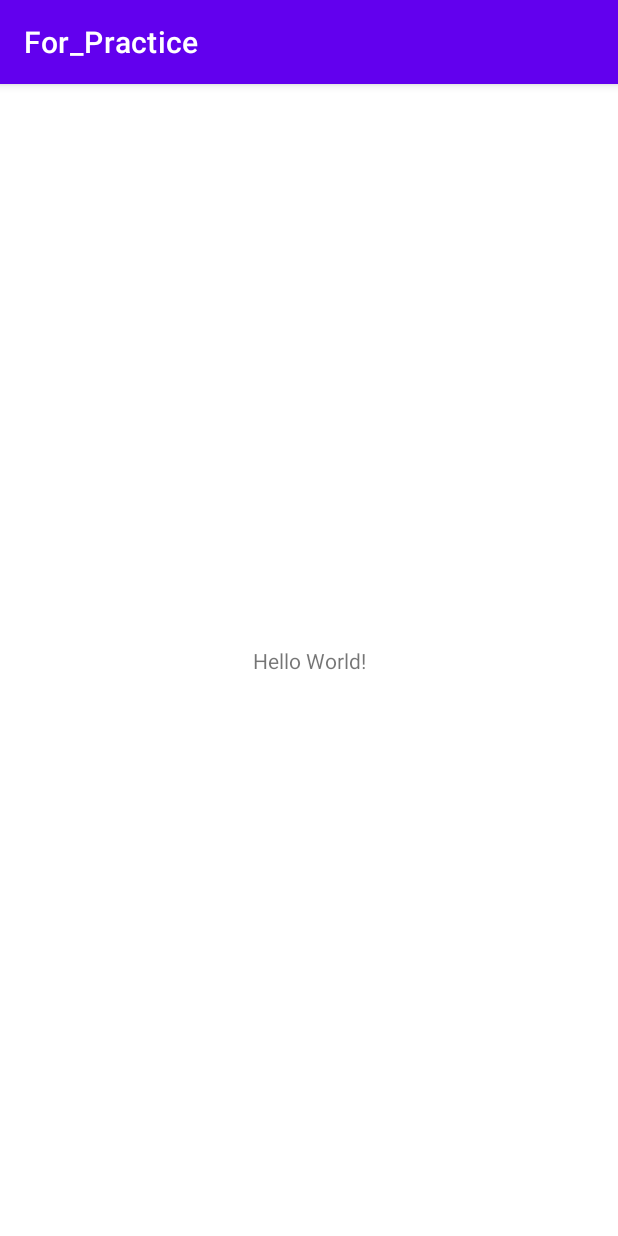
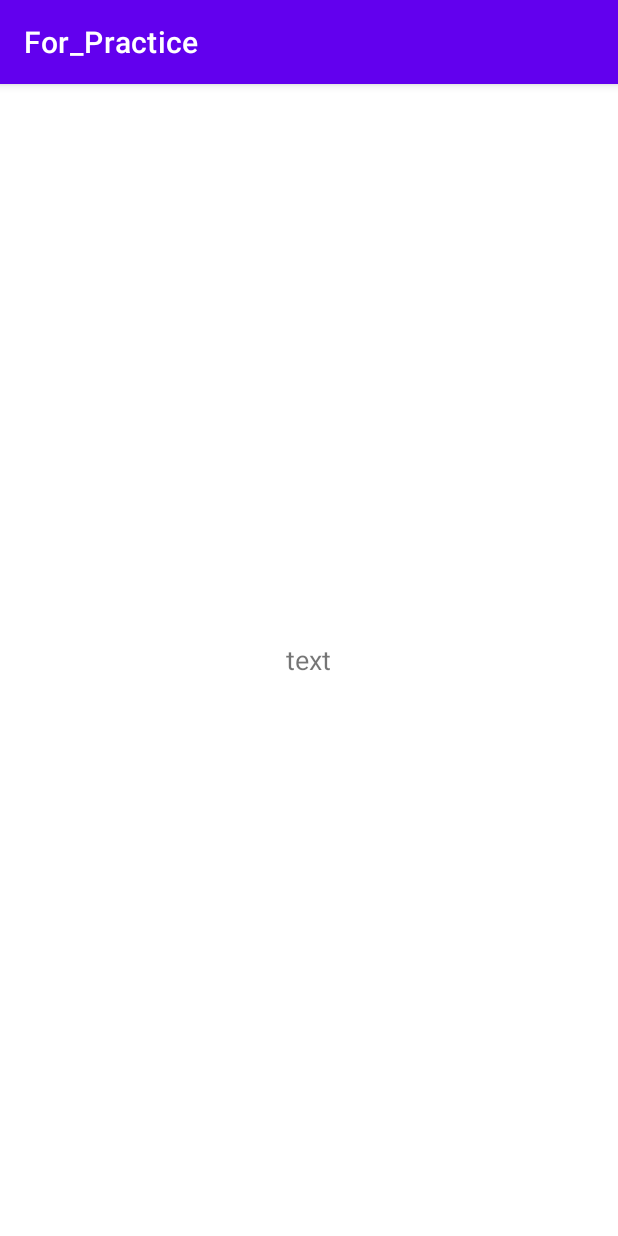
Before and after one commit to krymov-d/For_Practice, an Android app: the screen it shows after launch (MainActivity), on a phone screen of 412 x 824 dp. Run offline under Robolectric (Android 15) with nearby library versions, the phone set to English and light mode, and no system bars.

Commit message:
ViewPager Practice 1

```diff
--- a/app/build.gradle
+++ b/app/build.gradle
@@ -5,7 +5,7 @@ plugins {
 
 android {
     namespace 'kz.kd.for_practice'
-    compileSdk 32
+    compileSdk 33
 
     defaultConfig {
         applicationId "kz.kd.for_practice"
@@ -38,7 +38,10 @@ dependencies {
     implementation 'androidx.appcompat:appcompat:1.5.1'
     implementation 'com.google.android.material:material:1.7.0'
     implementation 'androidx.constraintlayout:constraintlayout:2.1.4'
+    implementation 'androidx.core:core-ktx:+'
     testImplementation 'junit:junit:4.13.2'
     androidTestImplementation 'androidx.test.ext:junit:1.1.5'
     androidTestImplementation 'androidx.test.espresso:espresso-core:3.5.1'
+    implementation 'androidx.viewpager:viewpager:1.0.0'
+    implementation "androidx.viewpager2:viewpager2:1.0.0"
 }
--- a/app/src/main/java/kz/kd/for_practice/MainActivity.kt
+++ b/app/src/main/java/kz/kd/for_practice/MainActivity.kt
@@ -1,11 +1,48 @@
 package kz.kd.for_practice
 
+import android.os.Bundle
+import android.util.Log
+import android.widget.Toast
 import androidx.appcompat.app.AppCompatActivity
-import android.os.Bundle
+import androidx.viewpager.widget.ViewPager
 
 class MainActivity : AppCompatActivity() {
+
+    private lateinit var viewPager: ViewPager
     override fun onCreate(savedInstanceState: Bundle?) {
         super.onCreate(savedInstanceState)
         setContentView(R.layout.activity_main)
+
+        viewPager = findViewById(R.id.viewpager)
+        val adapter = MyPagerAdapter()
+
+        viewPager.offscreenPageLimit = 1
+        viewPager.currentItem = 2
+        viewPager.adapter = adapter
+        viewPager.addOnPageChangeListener(object : ViewPager.OnPageChangeListener {
+            override fun onPageScrolled(
+                position: Int,
+                positionOffset: Float,
+                positionOffsetPixels: Int
+            ) {
+                Log.d("App", "onPageScrolled: position=$position, " +
+                        "positionOffset=$positionOffset, " +
+                        "positionOffsetPixels=$positionOffsetPixels")
+            }
+
+            override fun onPageSelected(position: Int) {
+                Log.d("App", "onPageSelected: $position")
+                Toast.makeText(this@MainActivity, "onPageSelected: $position", Toast.LENGTH_SHORT).show()
+            }
+
+            override fun onPageScrollStateChanged(state: Int) {
+                Log.d("App", "onPageScrollStateChanged: $state")
+            }
+        })
+    }
+
+    override fun onDestroy() {
+            viewPager.clearOnPageChangeListeners()
+            super.onDestroy()
     }
 }
--- /dev/null
+++ b/app/src/main/java/kz/kd/for_practice/MyPagerAdapter.kt
@@ -0,0 +1,37 @@
+package kz.kd.for_practice
+
+import android.view.LayoutInflater
+import android.view.View
+import android.view.ViewGroup
+import androidx.viewpager.widget.PagerAdapter
+
+class MyPagerAdapter: PagerAdapter() {
+
+    private val layouts = listOf(
+        R.layout.viewpager1_text,
+        R.layout.viewpager1_button
+    )
+
+    override fun instantiateItem(container: ViewGroup, position: Int): Any {
+        val inflater = LayoutInflater.from(container.context)
+        val layout = inflater.inflate(layouts[position], container, false) as ViewGroup
+        container.addView(layout)
+        return layout
+    }
+
+    override fun destroyItem(container: ViewGroup, position: Int, `object`: Any) {
+        container.removeView(`object` as View?)
+    }
+
+    override fun getCount(): Int {
+        return layouts.size
+    }
+
+    override fun isViewFromObject(view: View, `object`: Any): Boolean {
+        return view == `object`
+    }
+
+    override fun getPageTitle(position: Int): CharSequence? {
+        return "Title $position"
+    }
+}
--- a/app/src/main/res/layout/activity_main.xml
+++ b/app/src/main/res/layout/activity_main.xml
@@ -6,10 +6,10 @@
     android:layout_height="match_parent"
     tools:context=".MainActivity">
 
-    <TextView
+    <androidx.viewpager.widget.ViewPager
+        android:id="@+id/viewpager"
         android:layout_width="wrap_content"
         android:layout_height="wrap_content"
-        android:text="Hello World!"
         app:layout_constraintBottom_toBottomOf="parent"
         app:layout_constraintEnd_toEndOf="parent"
         app:layout_constraintStart_toStartOf="parent"
--- /dev/null
+++ b/app/src/main/res/layout/viewpager1_text.xml
@@ -0,0 +1,17 @@
+<?xml version="1.0" encoding="utf-8"?>
+<LinearLayout
+    android:layout_width="match_parent"
+    android:layout_height="match_parent"
+    android:gravity="center"
+    xmlns:android="http://schemas.android.com/apk/res/android"
+    xmlns:tools="http://schemas.android.com/tools">
+
+    <TextView
+        android:layout_gravity="center"
+        android:id="@+id/textView"
+        android:layout_width="wrap_content"
+        android:layout_height="wrap_content"
+        android:textSize="18sp"
+        android:text="text" />
+
+</LinearLayout>
--- a/build.gradle
+++ b/build.gradle
@@ -1,6 +1,6 @@
 // Top-level build file where you can add configuration options common to all sub-projects/modules.
 plugins {
-    id 'com.android.application' version '7.3.1' apply false
-    id 'com.android.library' version '7.3.1' apply false
-    id 'org.jetbrains.kotlin.android' version '1.7.20' apply false
+    id 'com.android.application' version '7.4.0' apply false
+    id 'com.android.library' version '7.4.0' apply false
+    id 'org.jetbrains.kotlin.android' version '1.8.0' apply false
 }
```
Also changed, not shown: app/src/main/res/layout/viewpager1_button.xml (added, +17 -0 lines), gradle/wrapper/gradle-wrapper.properties.
